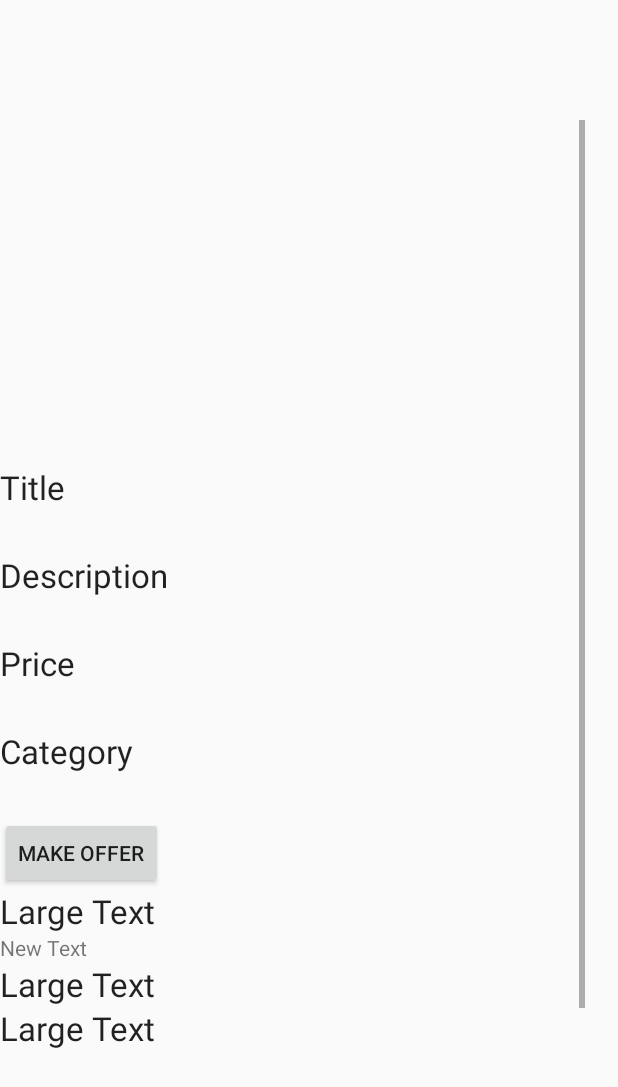
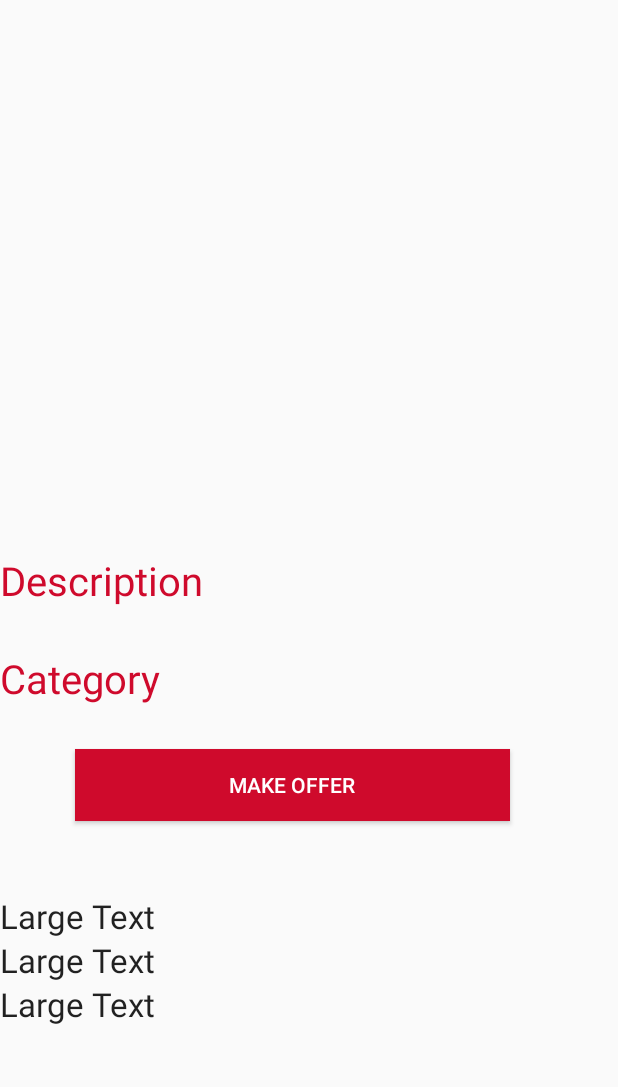
Before and after one commit to loganisitt/SwagSwap, an Android app: the layout fragment_listing_info.xml on its own in the app's theme, with its tools: preview values and no code run, on a phone screen of 412 x 824 dp. Shown: the top 1087 px of the screen. Run offline under Robolectric (Android 15) with nearby library versions, the light colour scheme and no system bars; plain views replace ParseImageView.

Commit message:
Android design work

```diff
--- a/Android/app/build.gradle
+++ b/Android/app/build.gradle
@@ -17,6 +17,9 @@ android {
             proguardFiles getDefaultProguardFile('proguard-android.txt'), 'proguard-rules.pro'
         }
     }
+    sourceSets {
+        main { assets.srcDirs = ['src/main/assets', 'src/main/assets/', 'src/main/assets/fonts'] }
+    }
 }
 
 dependencies {
--- a/Android/app/src/main/res/layout/fragment_listing_info.xml
+++ b/Android/app/src/main/res/layout/fragment_listing_info.xml
@@ -15,69 +15,94 @@
     <!-- TODO: Update blank fragment layout -->
 
     <com.parse.ParseImageView
-        android:layout_width="300dp"
+        android:layout_width="fill_parent"
         android:layout_height="200dp"
         android:id="@+id/imageView"
         android:layout_gravity="center_horizontal"
-        android:layout_weight="0.23" />
+        android:layout_weight="0.23"
+        android:adjustViewBounds="true"
+        android:layout_marginRight="20dp"
+        android:layout_marginLeft="20dp" />
 
     <TextView
-        android:layout_width="wrap_content"
+        android:layout_width="fill_parent"
         android:layout_height="wrap_content"
         android:textAppearance="?android:attr/textAppearanceLarge"
         android:text="Title"
-        android:id="@+id/textView" />
+        android:id="@+id/textView"
+        android:textColor="#CF0A2C"
+        android:textSize="12pt"
+        android:gravity="center_horizontal"
+        android:visibility="gone" />
 
     <TextView
-        android:layout_width="wrap_content"
+        android:layout_width="fill_parent"
         android:layout_height="wrap_content"
         android:textAppearance="?android:attr/textAppearanceLarge"
-        android:id="@+id/textView2" />
+        android:id="@+id/textView2"
+        android:gravity="center_horizontal"
+        android:textStyle="bold" />
+
+        <TextView
+        android:layout_width="fill_parent"
+        android:layout_height="wrap_content"
+        android:textAppearance="?android:attr/textAppearanceLarge"
+        android:text="Price"
+        android:id="@+id/textView5"
+        android:textColor="#CF0A2C"
+        android:textSize="12pt"
+            android:gravity="center_horizontal"
+            android:visibility="gone" />
+
+        <TextView
+        android:layout_width="fill_parent"
+        android:layout_height="wrap_content"
+        android:textAppearance="?android:attr/textAppearanceLarge"
+        android:id="@+id/textView6"
+            android:gravity="center_horizontal" />
 
         <TextView
             android:layout_width="wrap_content"
             android:layout_height="wrap_content"
             android:textAppearance="?android:attr/textAppearanceLarge"
             android:text="Description"
-        android:id="@+id/textView3" />
+            android:id="@+id/textView3"
+            android:textColor="#CF0A2C"
+            android:textSize="12pt" />
 
         <TextView
-        android:layout_width="wrap_content"
+            android:layout_width="fill_parent"
             android:layout_height="wrap_content"
             android:textAppearance="?android:attr/textAppearanceLarge"
-        android:id="@+id/textView4" />
-
-    <TextView
-        android:layout_width="wrap_content"
-        android:layout_height="wrap_content"
-        android:textAppearance="?android:attr/textAppearanceLarge"
-        android:text="Price"
-        android:id="@+id/textView5" />
-
-    <TextView
-        android:layout_width="wrap_content"
-        android:layout_height="wrap_content"
-        android:textAppearance="?android:attr/textAppearanceLarge"
-        android:id="@+id/textView6" />
+            android:id="@+id/textView4"
+            android:layout_marginLeft="20dp"
+            android:layout_marginRight="20dp" />
 
         <TextView
         android:layout_width="wrap_content"
         android:layout_height="wrap_content"
         android:textAppearance="?android:attr/textAppearanceLarge"
         android:text="Category"
-        android:id="@+id/textView7" />
+        android:id="@+id/textView7"
+        android:textColor="#CF0A2C"
+        android:textSize="12pt" />
 
     <TextView
         android:layout_width="wrap_content"
         android:layout_height="wrap_content"
         android:textAppearance="?android:attr/textAppearanceLarge"
-        android:id="@+id/textView8" />
+        android:id="@+id/textView8"
+        android:layout_marginLeft="20dp" />
 
     <Button
-        android:layout_width="wrap_content"
+        android:layout_width="fill_parent"
         android:layout_height="wrap_content"
         android:text="Make Offer"
-        android:id="@+id/button3" />
+        android:id="@+id/button3"
+        android:layout_marginLeft="50dp"
+        android:layout_marginRight="50dp"
+        android:background="#CF0A2C"
+        android:textColor="#FFF" />
 
     <TextView
         android:layout_width="wrap_content"
@@ -85,14 +110,16 @@
         android:textAppearance="?android:attr/textAppearanceLarge"
         android:text="Large Text"
         android:id="@+id/textView9"
-        android:layout_weight="0.23" />
+        android:layout_weight="0.23"
+        android:visibility="invisible" />
 
     <TextView
         android:layout_width="wrap_content"
         android:layout_height="wrap_content"
         android:text="New Text"
         android:id="@+id/textView10"
-        android:layout_weight="0.23" />
+        android:layout_weight="0.23"
+        android:visibility="invisible" />
 
     <TextView
         android:layout_width="wrap_content"
--- a/Android/app/src/main/res/layout/temp_actionbar.xml
+++ b/Android/app/src/main/res/layout/temp_actionbar.xml
@@ -12,10 +12,15 @@
         android:textAppearance="?android:attr/textAppearanceLarge"
         android:text="SWAGSWAP"
         android:id="@+id/textView14"
+        android:textSize="30sp"
+        android:layout_alignWithParentIfMissing="false"
+        android:layout_alignParentBottom="true"
+        android:gravity="center_vertical"
         android:layout_alignParentTop="true"
         android:layout_alignParentRight="true"
         android:layout_alignParentEnd="true"
-        android:textSize="30dp" />
+        android:layout_marginRight="15dp"
+        android:textColor="#FFF" />
 
     <ImageButton
         android:layout_width="25dp"
```
Also changed, not shown: Android/app/src/main/assets/fonts/Montserrat-Black.otf (added), Android/app/src/main/assets/fonts/Montserrat-Bold.otf (added), Android/app/src/main/assets/fonts/Montserrat-Hairline.otf (added), Android/app/src/main/assets/fonts/Montserrat-Light.otf (added), Android/app/src/main/assets/fonts/Montserrat-Regular.otf (added), 12 other files. Lines whose indentation alone changed are shown as unchanged.
